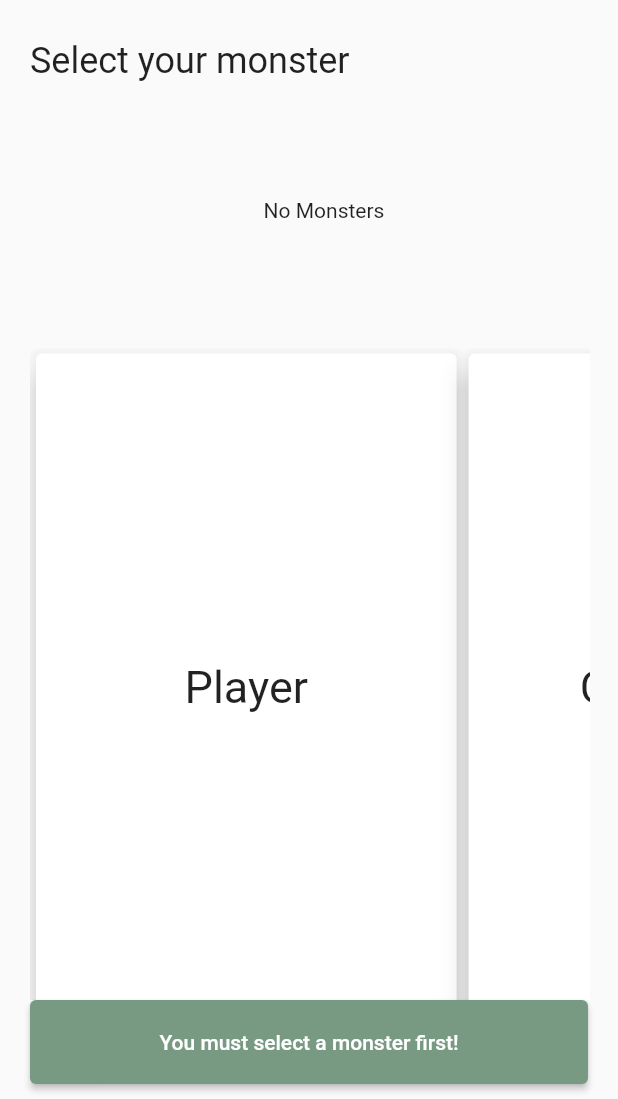
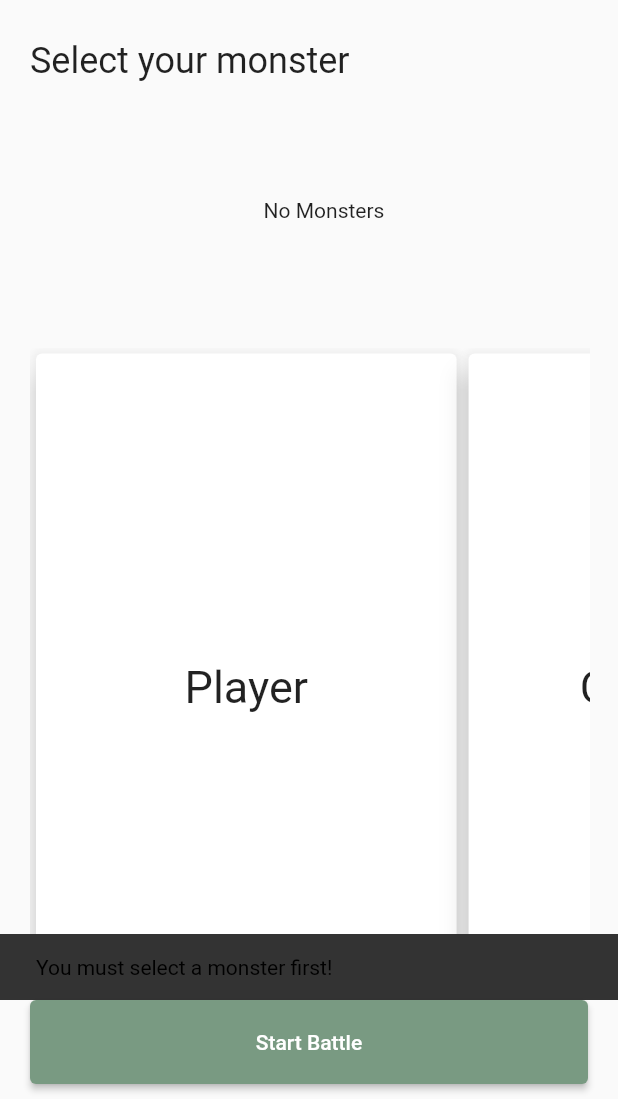
Before and after one commit to brunovsiqueira/monsters-battle, a Flutter app: the screen it shows after launch, after a tap on "Start Battle", on a phone screen of 412 x 824 dp, the part 137-1236 px from its top. Run offline on Flutter 3.47's test engine with Material 2 defaults, Android fonts, the phone set to English and light mode, and no system bars; our stand-ins replace flutter_dotenv, google_fonts; network calls fail.

```diff
--- a/lib/widgets/start_battle_button_widget.dart
+++ b/lib/widgets/start_battle_button_widget.dart
@@ -54,9 +54,9 @@ class _StartBattleButtonState extends State<StartBattleButton> {
               return;
             }
             if (monsterService.player == null) {
-              setState(() {
-                buttonText = "You must select a monster first!";
-              });
+              ScaffoldMessenger.of(context).showSnackBar(const SnackBar(
+                  content: Text("You must select a monster first!")));
+
               return;
             }
             BattleResponse battleResponse = await monsterService.startBattle();
```
